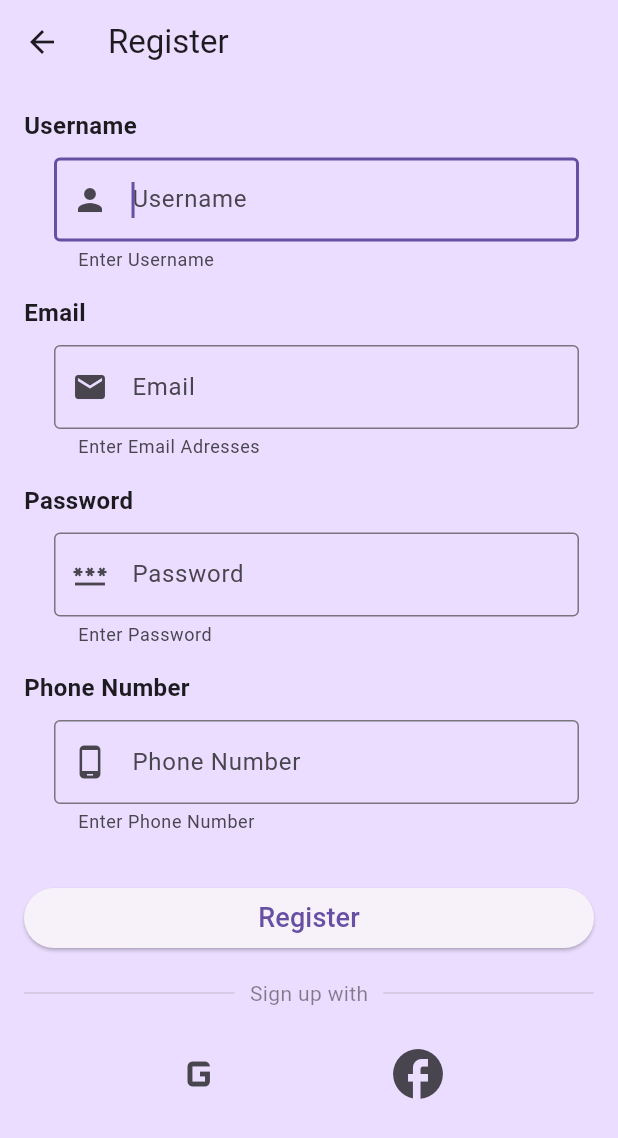
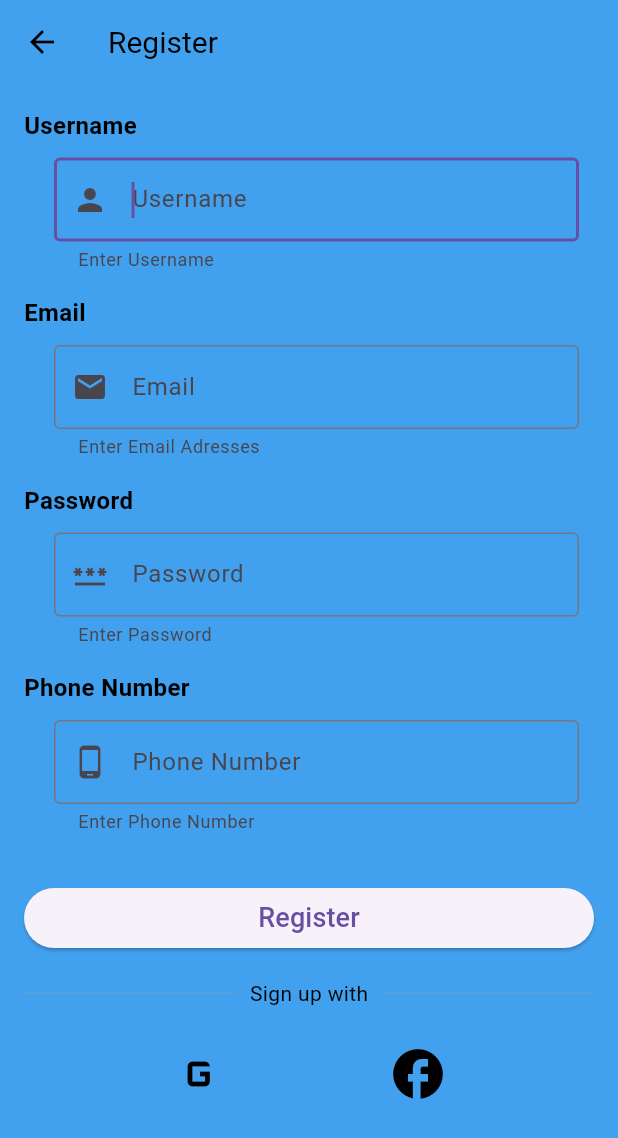
Before and after one commit to RyanWiratama/9_D_Bioskop, a Flutter app: the screen it shows after launch, after a tap on "Register", on a phone screen of 412 x 824 dp. Shown: the top 1138 px of the screen. Run offline on Flutter 3.47's test engine with Material 3 defaults, Android fonts, the light colour scheme and no system bars.

Commit message:
update register 2

```diff
--- a/lib/view/register_view.dart
+++ b/lib/view/register_view.dart
@@ -19,10 +19,12 @@ class _RegisterViewState extends State<RegisterView> {
   @override
   Widget build(BuildContext context) {
     return Scaffold(
-      backgroundColor: Theme.of(context).colorScheme.primaryContainer,
+      backgroundColor: const Color.fromARGB(255, 66, 161, 238),
       appBar: AppBar(
         title: const Text('Register'),
         backgroundColor: Colors.transparent,
+        iconTheme: const IconThemeData(color: Colors.black),
+        titleTextStyle: const TextStyle(color: Colors.black, fontSize: 20),
         leading: IconButton(
           icon: const Icon(Icons.arrow_back),
           onPressed: () {
@@ -44,7 +46,10 @@ class _RegisterViewState extends State<RegisterView> {
               children: [
                 const Text(
                   'Username',
-                  style: TextStyle(fontSize: 16, fontWeight: FontWeight.bold),
+                  style: TextStyle(
+                      fontSize: 16,
+                      fontWeight: FontWeight.bold,
+                      color: Colors.black),
                 ),
                 inputForm(
                   (p0) {
@@ -61,7 +66,10 @@ class _RegisterViewState extends State<RegisterView> {
                 const SizedBox(height: 16),
                 const Text(
                   'Email',
-                  style: TextStyle(fontSize: 16, fontWeight: FontWeight.bold),
+                  style: TextStyle(
+                      fontSize: 16,
+                      fontWeight: FontWeight.bold,
+                      color: Colors.black),
                 ),
                 inputForm(
                   (p0) {
@@ -81,7 +89,10 @@ class _RegisterViewState extends State<RegisterView> {
                 const SizedBox(height: 16),
                 const Text(
                   'Password',
-                  style: TextStyle(fontSize: 16, fontWeight: FontWeight.bold),
+                  style: TextStyle(
+                      fontSize: 16,
+                      fontWeight: FontWeight.bold,
+                      color: Colors.black),
                 ),
                 inputForm(
                   (p0) {
@@ -94,7 +105,10 @@ class _RegisterViewState extends State<RegisterView> {
                     if (!RegExp(r'[A-Z]').hasMatch(p0)) {
                       return 'Password must contain at least one uppercase letter!';
                     }
+<<<<<<< Updated upstream
 
+=======
+>>>>>>> Stashed changes
                     if (!RegExp(r'[0-9]').hasMatch(p0)) {
                       return 'Password must contain at least one number!';
                     }
@@ -109,7 +123,10 @@ class _RegisterViewState extends State<RegisterView> {
                 const SizedBox(height: 16),
                 const Text(
                   'Phone Number',
-                  style: TextStyle(fontSize: 16, fontWeight: FontWeight.bold),
+                  style: TextStyle(
+                      fontSize: 16,
+                      fontWeight: FontWeight.bold,
+                      color: Colors.black),
                 ),
                 inputForm(
                   (p0) {
@@ -117,7 +134,11 @@ class _RegisterViewState extends State<RegisterView> {
                       return 'Required Phone Number!';
                     }
                     if (!RegExp(r'^[0-9]+$').hasMatch(p0)) {
+<<<<<<< Updated upstream
                       return 'Phone Number must contain only digits!';
+=======
+                      return 'Phone number must contain only digits!';
+>>>>>>> Stashed changes
                     }
                     return null;
                   },
@@ -133,7 +154,7 @@ class _RegisterViewState extends State<RegisterView> {
                     onPressed: () {
                       if (_formKey.currentState!.validate()) {
                         Map<String, dynamic> formData = {};
-                        formData['username'] = usernameController.text;
+                        formData['email'] = emailController.text;
                         formData['password'] = passwordController.text;
 
                         Navigator.push(
@@ -170,7 +191,7 @@ class _RegisterViewState extends State<RegisterView> {
                       child: Text(
                         'Sign up with',
                         style: TextStyle(
-                          color: Colors.black45,
+                          color: Colors.black,
                         ),
                       ),
                     ),
@@ -187,11 +208,13 @@ class _RegisterViewState extends State<RegisterView> {
                   mainAxisAlignment: MainAxisAlignment.spaceEvenly,
                   children: [
                     IconButton(
-                      icon: const Icon(Icons.g_mobiledata, size: 40),
+                      icon: const Icon(Icons.g_mobiledata,
+                          size: 40, color: Colors.black),
                       onPressed: () {},
                     ),
                     IconButton(
-                      icon: const Icon(Icons.facebook, size: 40),
+                      icon: const Icon(Icons.facebook,
+                          size: 40, color: Colors.black),
                       onPressed: () {},
                     ),
                   ],
@@ -204,8 +227,11 @@ class _RegisterViewState extends State<RegisterView> {
     );
   }
 }
+<<<<<<< Updated upstream
 
 @override
 Widget build(BuildContext context) {
   return const Placeholder();
 }
+=======
+>>>>>>> Stashed changes
```
